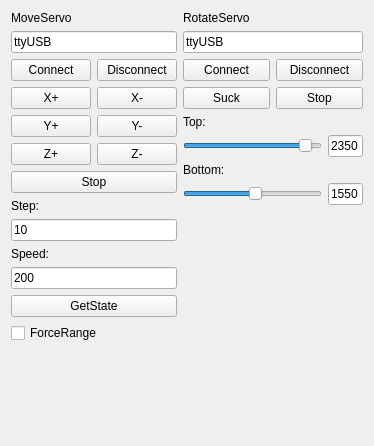
Above: servotestdialog.ui from wh201906/Pharmacy_Robot before the change. Below: the same form after it.
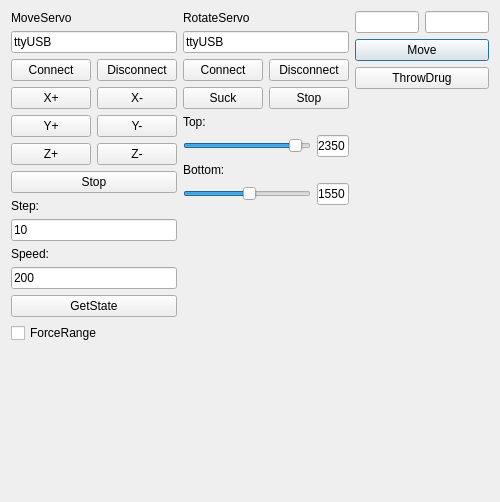
That is the form after the change.

Commit message: Add class MoveController

The edit to the form file:
```diff
--- a/servotestdialog.ui
+++ b/servotestdialog.ui
@@ -6,8 +6,8 @@
    <rect>
     <x>0</x>
     <y>0</y>
-    <width>374</width>
-    <height>446</height>
+    <width>500</width>
+    <height>502</height>
    </rect>
   </property>
   <property name="focusPolicy">
@@ -16,7 +16,7 @@
   <property name="windowTitle">
    <string>ServoTest</string>
   </property>
-  <layout class="QVBoxLayout" name="verticalLayout_3">
+  <layout class="QVBoxLayout" name="verticalLayout_4">
    <item>
     <layout class="QHBoxLayout" name="horizontalLayout_6">
      <item>
@@ -387,6 +387,47 @@
        </item>
       </layout>
      </item>
+     <item>
+      <layout class="QVBoxLayout" name="verticalLayout_3">
+       <item>
+        <layout class="QHBoxLayout" name="horizontalLayout_7">
+         <item>
+          <widget class="QLineEdit" name="movePosXEdit"/>
+         </item>
+         <item>
+          <widget class="QLineEdit" name="movePosYEdit"/>
+         </item>
+        </layout>
+       </item>
+       <item>
+        <widget class="QPushButton" name="moveToButton">
+         <property name="text">
+          <string>Move</string>
+         </property>
+        </widget>
+       </item>
+       <item>
+        <widget class="QPushButton" name="throwDrugButton">
+         <property name="text">
+          <string>ThrowDrug</string>
+         </property>
+        </widget>
+       </item>
+       <item>
+        <spacer name="verticalSpacer_3">
+         <property name="orientation">
+          <enum>Qt::Vertical</enum>
+         </property>
+         <property name="sizeHint" stdset="0">
+          <size>
+           <width>20</width>
+           <height>40</height>
+          </size>
+         </property>
+        </spacer>
+       </item>
+      </layout>
+     </item>
     </layout>
    </item>
    <item>
```
The commit also changes 7 other files.
